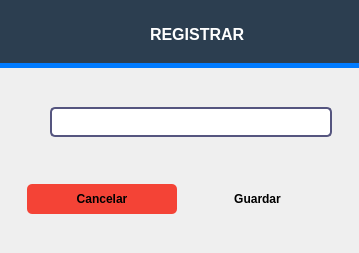
Qt form resources/ui/combobox_form.ui (Julian2455/beatmat) before a commit.
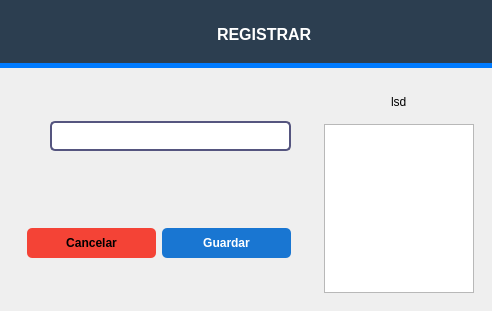
The same form after that commit. Icons and pictures are not drawn.

```diff
--- a/resources/ui/combobox_form.ui
+++ b/resources/ui/combobox_form.ui
@@ -6,8 +6,8 @@
    <rect>
     <x>0</x>
     <y>0</y>
-    <width>359</width>
-    <height>253</height>
+    <width>492</width>
+    <height>311</height>
    </rect>
   </property>
   <property name="windowTitle">
@@ -38,7 +38,7 @@
    QPushButton#cancelar_form:hover {
      background-color: #d32f2f;
    }
-   QPushButton#guardar_client {
+   QPushButton#guardar_detalle {
      background-color: #1976d2;
      color: white;
    }
@@ -240,6 +240,38 @@
         </layout>
        </widget>
       </item>
+      <item>
+       <widget class="QWidget" name="widget_6" native="true">
+        <layout class="QVBoxLayout" name="verticalLayout_3">
+         <item>
+          <widget class="QWidget" name="widget_7" native="true">
+           <layout class="QHBoxLayout" name="horizontalLayout_5">
+            <item alignment="Qt::AlignHCenter">
+             <widget class="QLabel" name="label_registro">
+              <property name="text">
+               <string>lsd</string>
+              </property>
+             </widget>
+            </item>
+           </layout>
+          </widget>
+         </item>
+         <item alignment="Qt::AlignHCenter">
+          <widget class="QTableWidget" name="tableWidget">
+           <property name="maximumSize">
+            <size>
+             <width>150</width>
+             <height>16777215</height>
+            </size>
+           </property>
+           <attribute name="horizontalHeaderDefaultSectionSize">
+            <number>160</number>
+           </attribute>
+          </widget>
+         </item>
+        </layout>
+       </widget>
+      </item>
      </layout>
     </widget>
    </item>
```
Left out of the diff: 2 changed lines with no effect on the pictures.
